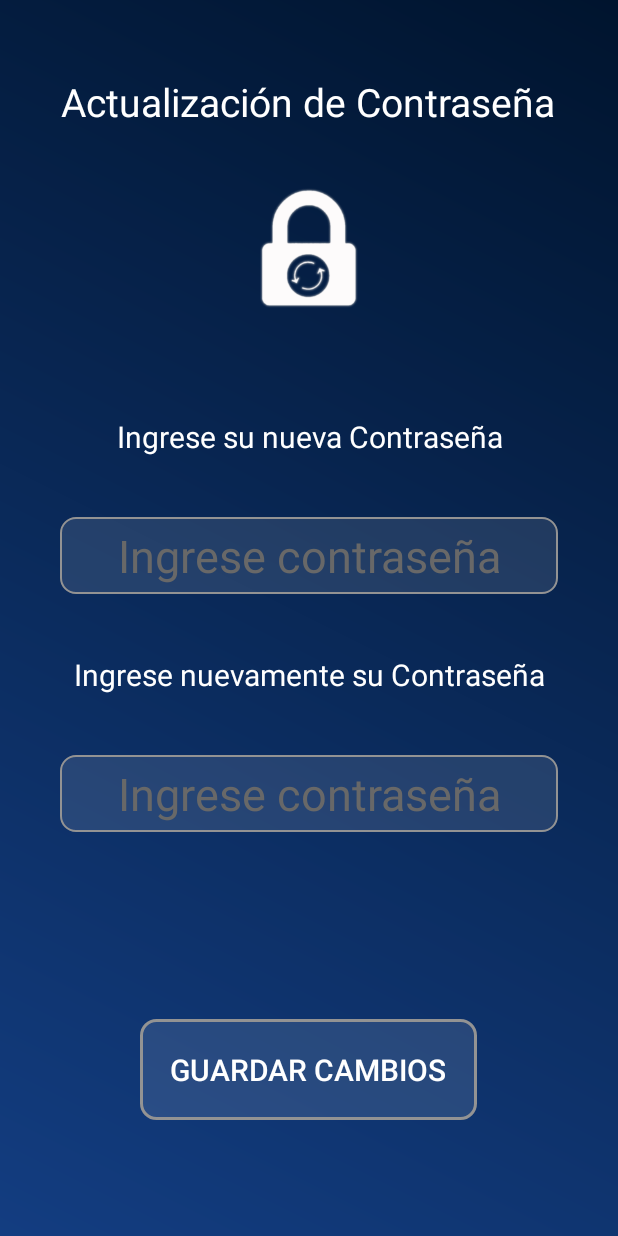
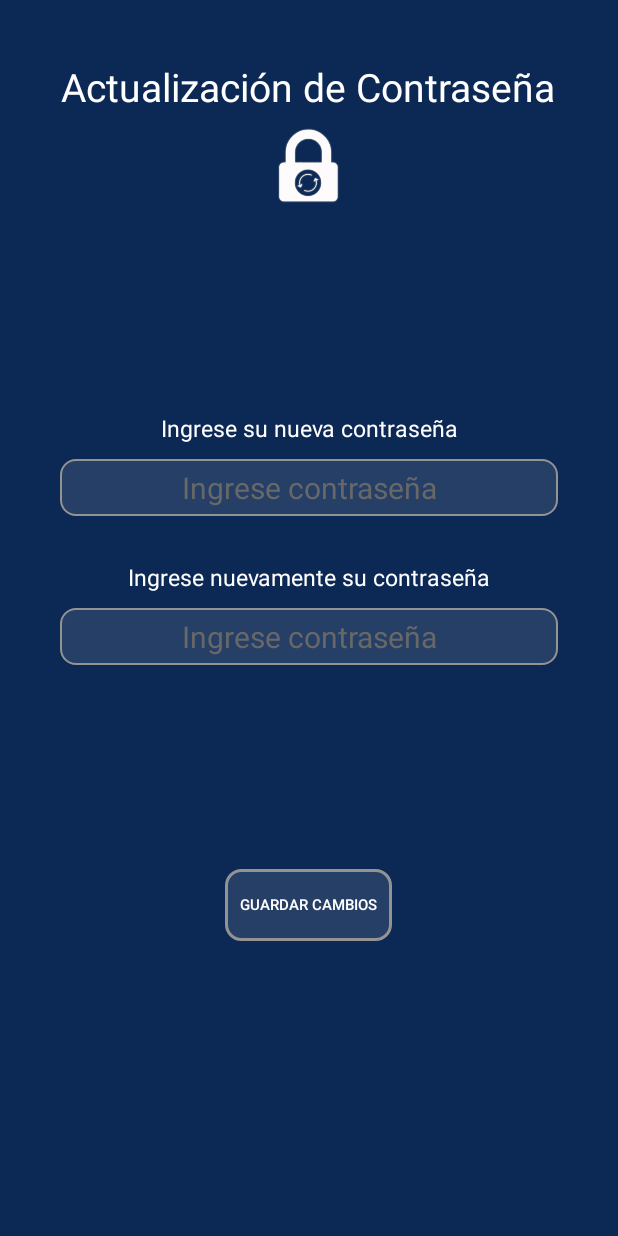
Before and after one commit to cmagrop/VotoInteligente, an Android app: the ActualizacionPass screen opened directly, with no data from a screen before it, on a phone screen of 412 x 824 dp. Run offline under Robolectric (Android 15) with nearby library versions, the phone set to English and light mode, and no system bars.

```diff
--- a/app/src/main/java/com/example/votointeligente/MainActivity.kt
+++ b/app/src/main/java/com/example/votointeligente/MainActivity.kt
@@ -6,7 +6,7 @@ import android.os.Bundle
 class MainActivity : AppCompatActivity() {
     override fun onCreate(savedInstanceState: Bundle?) {
         super.onCreate(savedInstanceState)
-        setContentView(R.layout.activity_votaciones)
+        setContentView(R.layout.login)
 
     }
 
--- a/app/src/main/res/drawable/background_base.xml
+++ b/app/src/main/res/drawable/background_base.xml
@@ -1,6 +1,6 @@
 <?xml version="1.0" encoding="utf-8"?>
 
 <shape xmlns:android="http://schemas.android.com/apk/res/android" >
-<gradient android:angle="45" android:startColor="#133D81" android:endColor="#00142E" />
-<!-- <solid android:color="#002649"/>-->
+<!--<gradient android:angle="45" android:startColor="#133D81" android:endColor="#00142E" />-->
+<solid android:color="#0C2855"/>
 </shape>
--- a/app/src/main/res/layout/activity_actualizacion_pass.xml
+++ b/app/src/main/res/layout/activity_actualizacion_pass.xml
@@ -5,88 +5,92 @@
     android:layout_height="match_parent"
     android:background="@drawable/background_base"
     android:orientation="vertical"
-    android:weightSum="4"
+    android:weightSum="9"
     tools:context=".ActualizacionPass">
 
     <LinearLayout
         android:layout_width="match_parent"
         android:layout_height="match_parent"
-        android:layout_weight="1.4"
+        android:layout_weight="3"
         android:orientation="vertical">
 
         <TextView
             android:layout_width="wrap_content"
             android:layout_height="wrap_content"
             android:layout_gravity="center_horizontal"
-            android:layout_marginTop="50dp"
-            android:layout_marginBottom="40dp"
+            android:layout_marginTop="40dp"
+            android:layout_marginBottom="10dp"
             android:text="Actualización de Contraseña"
             android:textColor="#FFFFFF"
             android:textSize="26dp"
             />
 
         <ImageView
-            android:layout_width="80dp"
-            android:layout_height="80dp"
+            android:layout_width="50dp"
+            android:layout_height="50dp"
             android:layout_gravity="center|bottom|center_vertical"
-            android:src="@drawable/actualizar_pass"/>
+            android:src="@drawable/actualizar_pass"
+            android:layout_marginBottom="20dp"/>
     </LinearLayout>
 
     <LinearLayout
         android:layout_width="match_parent"
         android:layout_height="match_parent"
-        android:layout_weight="1"
+        android:layout_weight="3"
         android:orientation="vertical">
 
         <TextView
             android:layout_width="match_parent"
             android:layout_height="wrap_content"
             android:gravity="center"
-            android:layout_marginTop="30dp"
-            android:text="Ingrese su nueva Contraseña"
+
+            android:text="Ingrese su nueva contraseña"
             android:textColor="#FFFFFF"
-            android:textSize="20dp" />
+            android:textSize="15dp" />
 
         <EditText
             android:id="@+id/actualizar_pass_perfil"
             android:layout_width="match_parent"
             android:layout_height="wrap_content"
             android:layout_marginHorizontal="40dp"
-            android:layout_marginVertical="40dp"
+            android:layout_marginVertical="10dp"
             android:background="@drawable/edittext_redondeado"
             android:gravity="center"
             android:hint="Ingrese contraseña"
             android:padding="5dp"
             android:textColorHint="#686868"
-            android:textSize="30dp" />
+            android:textSize="20dp"
+            android:textColor="#FFFFFF"/>
 
         <TextView
             android:layout_width="match_parent"
             android:layout_height="wrap_content"
             android:gravity="center"
-            android:text="Ingrese nuevamente su Contraseña"
+            android:text="Ingrese nuevamente su contraseña"
             android:textColor="#FFFFFF"
-            android:textSize="20dp" />
+            android:textSize="15dp"
+            android:layout_marginTop="20dp"/>
 
         <EditText
             android:id="@+id/confirm_actualizar_pass_perfil"
             android:layout_width="match_parent"
             android:layout_height="wrap_content"
             android:layout_marginHorizontal="40dp"
-            android:layout_marginVertical="40dp"
+            android:layout_marginVertical="10dp"
             android:background="@drawable/edittext_redondeado"
             android:gravity="center"
             android:hint="Ingrese contraseña"
             android:padding="5dp"
             android:textColorHint="#686868"
-            android:textSize="30dp" />
+            android:textSize="20dp"
+            android:textColor="#FFFFFF"/>
 
     </LinearLayout>
 
     <LinearLayout
         android:layout_width="match_parent"
         android:layout_height="match_parent"
-        android:layout_weight="1.6"
+        android:layout_weight="3"
         android:orientation="vertical">
 
         <Button
@@ -95,10 +99,10 @@
             android:layout_height="wrap_content"
             android:background="@drawable/button_redondeado"
             android:layout_gravity="center"
-            android:padding="20dp"
+            android:layout_marginTop="30dp"
+            android:padding="10dp"
             android:text="Guardar cambios"
             android:textColor="#FFFFFF"
-            android:textSize="20dp"
-            android:layout_marginVertical="20dp"/>
+            android:textSize="10dp"/>
     </LinearLayout>
 </LinearLayout>
```
Also changed, not shown: app/src/main/res/layout/activity_actualizar_datos.xml (+14 -12 lines), app/src/main/res/layout/activity_perfil.xml (+3 -4 lines), app/src/main/res/layout/activity_resultados_parciales.xml (+8 -8 lines), app/src/main/res/layout/activity_votaciones.xml (+18 -9 lines), app/src/main/res/layout/activity_voto_cerrado.xml (+19 -22 lines), app/src/main/res/layout/activity_voto_decisivo.xml (+5 -4 lines), app/src/main/res/layout/login.xml (+11 -11 lines).
